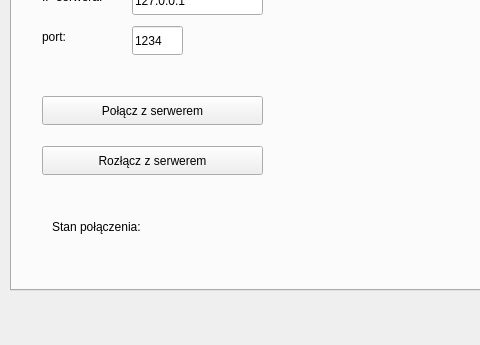
Before: the Qt Designer form SK_irc/mainwindow.ui in oliwiam96/IRC-chat, drawn with Qt 5; both pictures show x 0 to 480 and y 127 to 472 of the 703 by 472 pixel window.
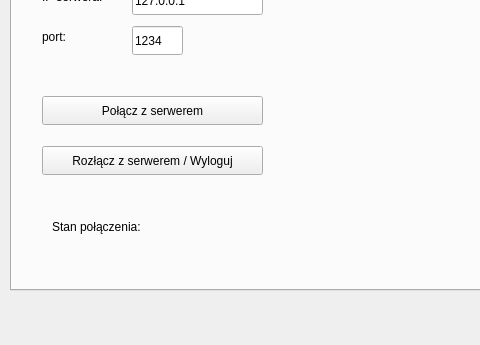
After: the same form once the commit is applied.

What changed in the file:
```diff
--- a/SK_irc/mainwindow.ui
+++ b/SK_irc/mainwindow.ui
@@ -53,7 +53,7 @@
        </rect>
       </property>
       <property name="text">
-       <string>Rozłącz z serwerem</string>
+       <string>Rozłącz z serwerem / Wyloguj</string>
       </property>
      </widget>
      <widget class="QLabel" name="label_connection_state">
```
